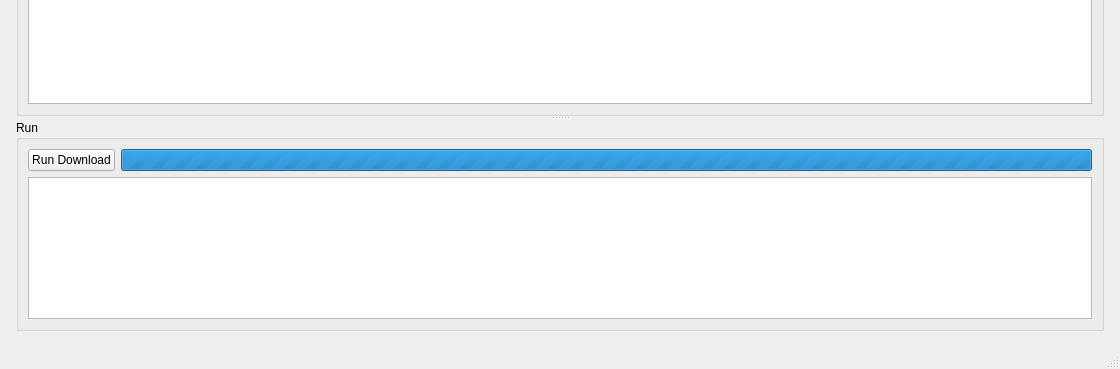
Qt form src/yt_dlp_playlists_downloader/gui/ui/main_window.ui (crowdedmovie/yt-dlp-playlists-downloader) before a commit; both pictures show x 0 to 1120 and y 391 to 760 of the 1120 by 760 pixel window.
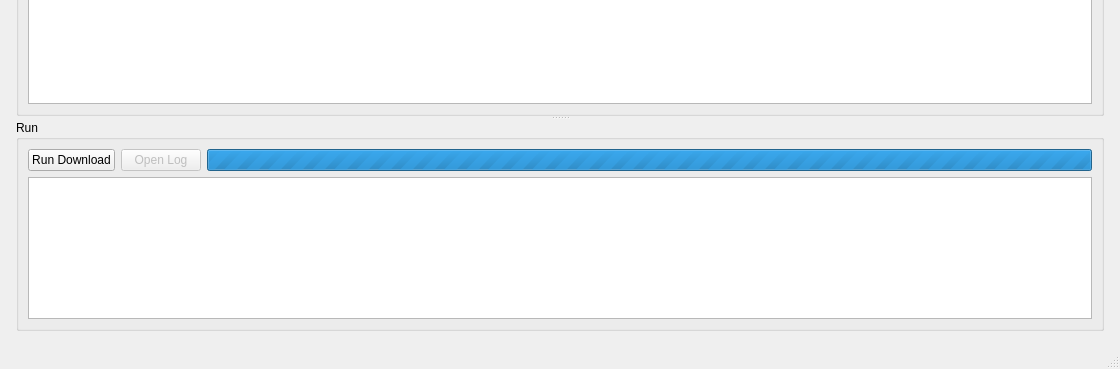
The same form after that commit.

Commit message: Add open log button

```diff
--- a/src/yt_dlp_playlists_downloader/gui/ui/main_window.ui
+++ b/src/yt_dlp_playlists_downloader/gui/ui/main_window.ui
@@ -282,6 +282,16 @@
             </property>
            </widget>
           </item>
+          <item>
+           <widget class="QPushButton" name="openLogButton">
+            <property name="enabled">
+             <bool>false</bool>
+            </property>
+            <property name="text">
+             <string>Open Log</string>
+            </property>
+           </widget>
+          </item>
           <item>
            <widget class="QProgressBar" name="progressBar">
             <property name="visible">
```
The commit also changes 2 other files.
